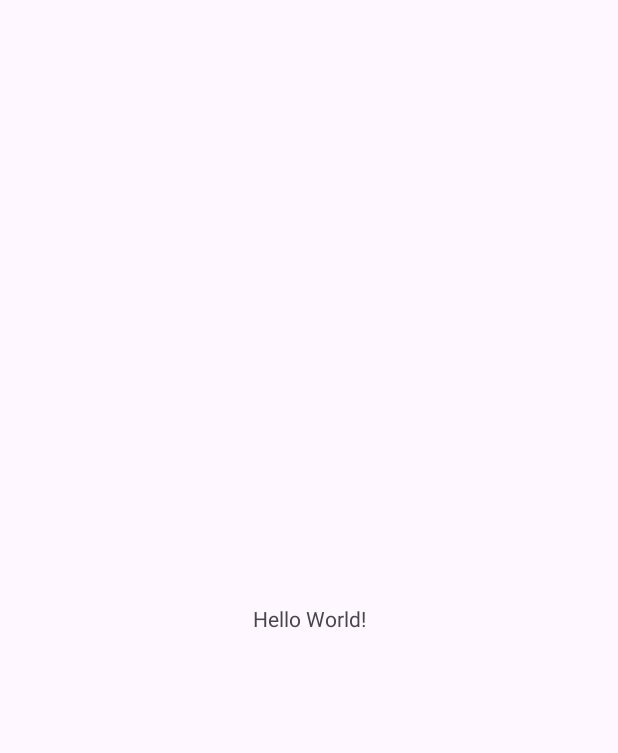
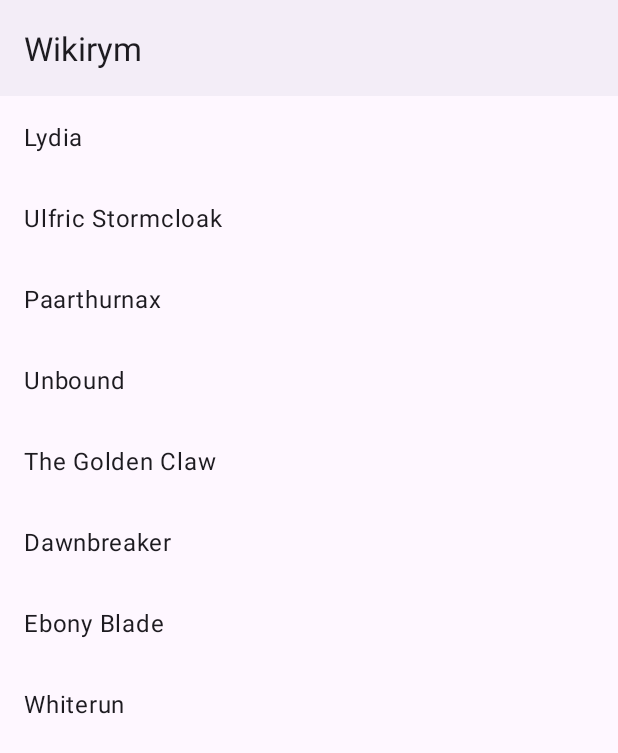
Before and after one commit to PedroSaavedraR/Wikirym, an Android app: the screen it shows after launch (MainActivity), on a phone screen of 412 x 824 dp. Before the commit the part shown is almost empty. Shown: the top 753 px of the screen. Run offline under Robolectric (Android 15) with nearby library versions, the phone set to English and light mode, and no system bars.

Commit message:
Feature 01: lista de entradas con RecyclerView y ViewBinding

```diff
--- a/app/build.gradle.kts
+++ b/app/build.gradle.kts
@@ -30,13 +30,20 @@ android {
         sourceCompatibility = JavaVersion.VERSION_11
         targetCompatibility = JavaVersion.VERSION_11
     }
+    buildFeatures {
+        viewBinding = true
+    }
 }
 
 dependencies {
+    // Android
     implementation(libs.activity.ktx)
     implementation(libs.appcompat)
     implementation(libs.constraintlayout)
     implementation(libs.material)
+    implementation(libs.recyclerview)
+
+    // Testing
     testImplementation(libs.junit)
     androidTestImplementation(libs.espresso.core)
     androidTestImplementation(libs.ext.junit)
--- a/app/src/main/AndroidManifest.xml
+++ b/app/src/main/AndroidManifest.xml
@@ -12,7 +12,7 @@
         android:supportsRtl="true"
         android:theme="@style/Theme.Wikirym">
         <activity
-            android:name=".MainActivity"
+            android:name=".app.presentation.main.MainActivity"
             android:exported="true"
             android:windowSoftInputMode="adjustResize">
             <intent-filter>
--- a/app/src/main/java/es/udc/ps/wikirym/MainActivity.java
+++ /dev/null
@@ -1,24 +0,0 @@
-package es.udc.ps.wikirym;
-
-import android.os.Bundle;
-
-import androidx.activity.EdgeToEdge;
-import androidx.appcompat.app.AppCompatActivity;
-import androidx.core.graphics.Insets;
-import androidx.core.view.ViewCompat;
-import androidx.core.view.WindowInsetsCompat;
-
-public class MainActivity extends AppCompatActivity {
-
-    @Override
-    protected void onCreate(Bundle savedInstanceState) {
-        super.onCreate(savedInstanceState);
-        EdgeToEdge.enable(this);
-        setContentView(R.layout.activity_main);
-        ViewCompat.setOnApplyWindowInsetsListener(findViewById(R.id.main), (v, insets) -> {
-            Insets systemBars = insets.getInsets(WindowInsetsCompat.Type.systemBars());
-            v.setPadding(systemBars.left, systemBars.top, systemBars.right, systemBars.bottom);
-            return insets;
-        });
-    }
-}
--- /dev/null
+++ b/app/src/main/java/es/udc/ps/wikirym/app/presentation/BaseActivity.java
@@ -0,0 +1,51 @@
+package es.udc.ps.wikirym.app.presentation;
+
+import android.os.Bundle;
+import android.view.LayoutInflater;
+import android.view.View;
+
+import androidx.activity.EdgeToEdge;
+import androidx.appcompat.app.AppCompatActivity;
+import androidx.appcompat.widget.Toolbar;
+import androidx.core.graphics.Insets;
+import androidx.core.view.ViewCompat;
+import androidx.core.view.WindowInsetsCompat;
+import androidx.viewbinding.ViewBinding;
+import es.udc.ps.wikirym.R;
+
+public abstract class BaseActivity<B extends ViewBinding> extends AppCompatActivity {
+
+    protected B mBinding;
+
+    @Override
+    protected void onCreate(Bundle savedInstanceState) {
+
+        super.onCreate(savedInstanceState);
+        EdgeToEdge.enable(this);
+
+        mBinding = inflateBinding(getLayoutInflater());
+        setContentView(mBinding.getRoot());
+
+        setUpToolbar();
+        applySystemBarsInsets(mBinding.getRoot());
+    }
+
+    protected abstract B inflateBinding(LayoutInflater inflater);
+
+    private void setUpToolbar() {
+
+        Toolbar toolbar = findViewById(R.id.toolbar);
+        if (toolbar != null) {
+            setSupportActionBar(toolbar);
+        }
+    }
+
+    private void applySystemBarsInsets(View root) {
+
+        ViewCompat.setOnApplyWindowInsetsListener(root, (v, insets) -> {
+            Insets systemBars = insets.getInsets(WindowInsetsCompat.Type.systemBars());
+            v.setPadding(systemBars.left, systemBars.top, systemBars.right, systemBars.bottom);
+            return insets;
+        });
+    }
+}
--- /dev/null
+++ b/app/src/main/java/es/udc/ps/wikirym/app/presentation/main/MainActivity.java
@@ -0,0 +1,54 @@
+package es.udc.ps.wikirym.app.presentation.main;
+
+import android.os.Bundle;
+import android.view.LayoutInflater;
+
+import java.util.ArrayList;
+import java.util.List;
+
+import androidx.recyclerview.widget.LinearLayoutManager;
+import es.udc.ps.wikirym.app.presentation.BaseActivity;
+import es.udc.ps.wikirym.app.presentation.main.adapter.EntryAdapter;
+import es.udc.ps.wikirym.databinding.ActivityMainBinding;
+
+public class MainActivity extends BaseActivity<ActivityMainBinding> {
+
+    @Override
+    protected void onCreate(Bundle savedInstanceState) {
+
+        super.onCreate(savedInstanceState);
+
+        setUpView();
+    }
+
+    @Override
+    protected ActivityMainBinding inflateBinding(LayoutInflater inflater) {
+
+        return ActivityMainBinding.inflate(inflater);
+    }
+
+    private void setUpView() {
+
+        LinearLayoutManager linearLayoutManager = new LinearLayoutManager(this, LinearLayoutManager.VERTICAL, false);
+        mBinding.mainList.setLayoutManager(linearLayoutManager);
+
+        EntryAdapter adapter = new EntryAdapter(getEntries());
+        mBinding.mainList.setAdapter(adapter);
+    }
+
+    private List<String> getEntries() {
+
+        List<String> entries = new ArrayList<>();
+
+        entries.add("Lydia");
+        entries.add("Ulfric Stormcloak");
+        entries.add("Paarthurnax");
+        entries.add("Unbound");
+        entries.add("The Golden Claw");
+        entries.add("Dawnbreaker");
+        entries.add("Ebony Blade");
+        entries.add("Whiterun");
+
+        return entries;
+    }
+}
--- /dev/null
+++ b/app/src/main/java/es/udc/ps/wikirym/app/presentation/main/adapter/EntryAdapter.java
@@ -0,0 +1,55 @@
+package es.udc.ps.wikirym.app.presentation.main.adapter;
+
+import android.view.LayoutInflater;
+import android.view.ViewGroup;
+
+import java.util.List;
+
+import androidx.annotation.NonNull;
+import androidx.recyclerview.widget.RecyclerView;
+import androidx.recyclerview.widget.RecyclerView.Adapter;
+import es.udc.ps.wikirym.databinding.RowEntryBinding;
+
+public class EntryAdapter extends Adapter<EntryAdapter.EntryHolder> {
+
+    private List<String> mItems;
+
+    public EntryAdapter(List<String> items) {
+
+        mItems = items;
+    }
+
+    @NonNull
+    @Override
+    public EntryAdapter.EntryHolder onCreateViewHolder(@NonNull ViewGroup parent,
+                                                       int viewType) {
+
+        RowEntryBinding binding = RowEntryBinding.inflate(LayoutInflater.from(parent.getContext()), parent, false);
+        return new EntryHolder(binding);
+    }
+
+    @Override
+    public int getItemCount() {
+
+        return mItems.size();
+    }
+
+    @Override
+    public void onBindViewHolder(@NonNull EntryAdapter.EntryHolder holder,
+                                 int position) {
+
+        holder.mBinding.rowEntryName.setText(mItems.get(position));
+    }
+
+    public static class EntryHolder extends RecyclerView.ViewHolder {
+
+        private final RowEntryBinding mBinding;
+
+        public EntryHolder(RowEntryBinding binding) {
+
+            super(binding.getRoot());
+            mBinding = binding;
+        }
+    }
+
+}
--- a/app/src/main/res/layout/activity_main.xml
+++ b/app/src/main/res/layout/activity_main.xml
@@ -5,15 +5,26 @@
     android:id="@+id/main"
     android:layout_width="match_parent"
     android:layout_height="match_parent"
-    tools:context=".MainActivity">
+    android:background="?attr/colorSurfaceContainer"
+    tools:context=".app.presentation.main.MainActivity">
 
-    <TextView
-        android:layout_width="wrap_content"
+    <include
+        android:id="@+id/toolbar"
+        layout="@layout/toolbar"
+        android:layout_width="0dp"
         android:layout_height="wrap_content"
-        android:text="Hello World!"
-        app:layout_constraintBottom_toBottomOf="parent"
         app:layout_constraintEnd_toEndOf="parent"
         app:layout_constraintStart_toStartOf="parent"
         app:layout_constraintTop_toTopOf="parent" />
 
+    <androidx.recyclerview.widget.RecyclerView
+        android:id="@+id/main_list"
+        android:layout_width="0dp"
+        android:layout_height="0dp"
+        android:background="?android:attr/colorBackground"
+        app:layout_constraintBottom_toBottomOf="parent"
+        app:layout_constraintEnd_toEndOf="parent"
+        app:layout_constraintStart_toStartOf="parent"
+        app:layout_constraintTop_toBottomOf="@id/toolbar" />
+
 </androidx.constraintlayout.widget.ConstraintLayout>
--- /dev/null
+++ b/app/src/main/res/layout/row_entry.xml
@@ -0,0 +1,7 @@
+<?xml version="1.0" encoding="utf-8"?>
+<TextView xmlns:android="http://schemas.android.com/apk/res/android"
+    android:id="@+id/row_entry_name"
+    android:layout_width="match_parent"
+    android:layout_height="wrap_content"
+    android:padding="16dp"
+    android:textAppearance="?attr/textAppearanceBodyLarge" />
--- /dev/null
+++ b/app/src/main/res/layout/toolbar.xml
@@ -0,0 +1,6 @@
+<?xml version="1.0" encoding="utf-8"?>
+<com.google.android.material.appbar.MaterialToolbar xmlns:android="http://schemas.android.com/apk/res/android"
+    android:id="@+id/toolbar"
+    android:layout_width="match_parent"
+    android:layout_height="?attr/actionBarSize"
+    android:background="?attr/colorSurfaceContainer" />
--- a/gradle/libs.versions.toml
+++ b/gradle/libs.versions.toml
@@ -7,6 +7,7 @@ appcompat = "1.8.0"
 material = "1.14.0"
 activityKtx = "1.13.0"
 constraintlayout = "2.2.2"
+recyclerview = "1.4.0"
 
 [libraries]
 junit = { group = "junit", name = "junit", version.ref = "junit" }
@@ -16,6 +17,7 @@ appcompat = { group = "androidx.appcompat", name = "appcompat", version.ref = "a
 material = { group = "com.google.android.material", name = "material", version.ref = "material" }
 activity-ktx = { group = "androidx.activity", name = "activity-ktx", version.ref = "activityKtx" }
 constraintlayout = { group = "androidx.constraintlayout", name = "constraintlayout", version.ref = "constraintlayout" }
+recyclerview = { group = "androidx.recyclerview", name = "recyclerview", version.ref = "recyclerview" }
 
 [plugins]
 android-application = { id = "com.android.application", version.ref = "agp" }
```
Also changed, not shown: 2 other files.
